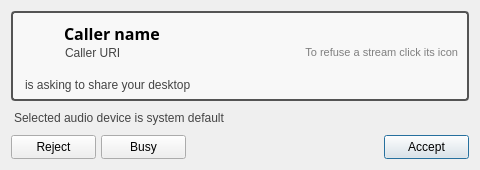
First picture: the form in resources/incoming_dialog.ui, repository pol51/blink-qt, before the edit.
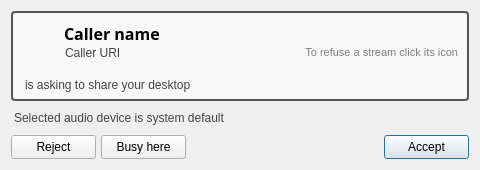
Second picture: the form after the edit. Icons and pictures are not drawn. Custom widgets are drawn as their Qt base class.

The edit to the form file:
```diff
--- a/resources/incoming_dialog.ui
+++ b/resources/incoming_dialog.ui
@@ -683,7 +683,7 @@
         <string>Reject the session on this device only</string>
        </property>
        <property name="text">
-        <string>Busy</string>
+        <string>Busy here</string>
        </property>
       </widget>
      </item>
```
Left out of the diff: 4 changed lines with no effect on the pictures.
